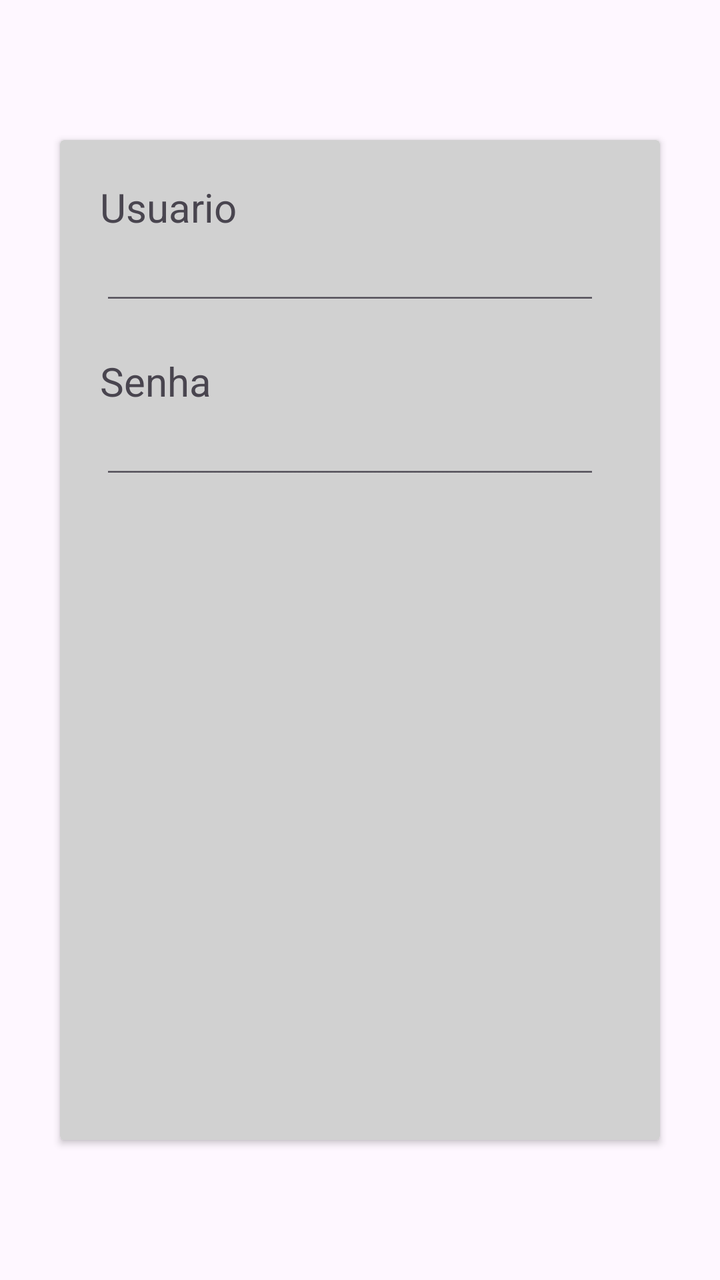
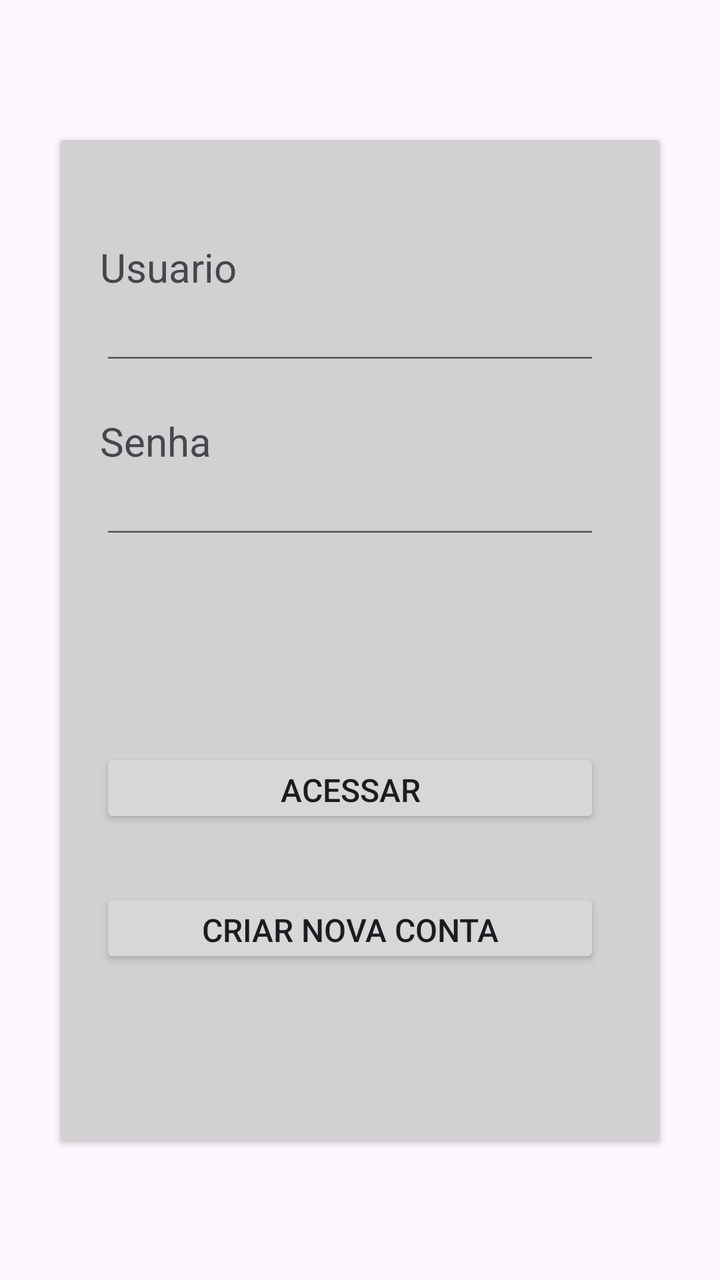

Before-and-after screenshots of an Android layout around one commit, followed by the original layout XML and the change that was made.
<!-- AndroidManifest.xml: application theme Theme.MyApp -->
<!-- res/layout/activity_main.xml -->
<?xml version="1.0" encoding="utf-8"?>
<RelativeLayout xmlns:android="http://schemas.android.com/apk/res/android"
    xmlns:app="http://schemas.android.com/apk/res-auto"
    xmlns:tools="http://schemas.android.com/tools"
    android:id="@+id/main"
    android:layout_width="match_parent"
    android:layout_height="match_parent"
    tools:context=".MainActivity">

    <androidx.cardview.widget.CardView
        android:id="@+id/Pai"
        android:layout_centerInParent="true"
        android:layout_width="300dp"
        android:layout_height="500dp"
        app:cardBackgroundColor="#d1d1d1">

        <RelativeLayout
            android:layout_width="wrap_content"
            android:layout_height="wrap_content">


        <TextView
            android:id="@+id/text1"
            android:layout_margin="20dp"
            android:layout_width="wrap_content"
            android:layout_height="wrap_content"
            android:text="Usuario"
            android:textSize="20dp"/>

        <com.google.android.material.textfield.TextInputEditText
            android:id="@+id/input1"
            android:layout_below="@id/text1"
            android:layout_width="250dp"
            android:layout_height="20dp"
            android:layout_marginLeft="20dp"/>


         <TextView
                android:id="@+id/text2"
             android:layout_below="@id/input1"
                android:layout_margin="20dp"
                android:layout_width="wrap_content"
                android:layout_height="wrap_content"
                android:text="Senha"
                android:textSize="20dp"/>

        <com.google.android.material.textfield.TextInputEditText
                android:id="@+id/input2"
                android:layout_below="@id/text2"
                android:layout_width="250dp"
                android:layout_height="20dp"
                android:layout_marginLeft="20dp"/>





        </RelativeLayout>
    </androidx.cardview.widget.CardView>

</RelativeLayout>
<!-- resources referenced by this layout -->
<resources>
  <style name="Theme.MyApp" parent="Base.Theme.MyApp" />
  <style name="Base.Theme.MyApp" parent="Theme.Material3.DayNight.NoActionBar">
          
          
      </style>
</resources>

<!-- the commit's change to res/layout/activity_main.xml (unified diff, before → after) -->
@@ -19,9 +19,11 @@
             android:layout_height="wrap_content">
 
 
+        
         <TextView
             android:id="@+id/text1"
-            android:layout_margin="20dp"
+            android:layout_marginTop="50dp"
+            android:layout_marginLeft="20dp"
             android:layout_width="wrap_content"
             android:layout_height="wrap_content"
             android:text="Usuario"
@@ -32,9 +34,14 @@
             android:layout_below="@id/text1"
             android:layout_width="250dp"
             android:layout_height="20dp"
-            android:layout_marginLeft="20dp"/>
+            android:layout_marginLeft="20dp"
+            android:layout_marginTop="20dp"/>
+        
 
 
+
+
+        
          <TextView
                 android:id="@+id/text2"
              android:layout_below="@id/input1"
@@ -50,8 +57,37 @@
                 android:layout_width="250dp"
                 android:layout_height="20dp"
                 android:layout_marginLeft="20dp"/>
+            
 
 
+
+
+            
+            <Button
+                android:id="@+id/botao1"
+                android:layout_below="@id/input2"
+                android:layout_width="250dp"
+                android:layout_height="40dp"
+                android:text="Acessar"
+                android:textSize="16dp"
+                android:layout_marginTop="100dp"
+                android:layout_marginLeft="20dp"/>
+            
+
+
+
+
+            
+            <Button
+                android:id="@+id/botao2"
+                android:layout_below="@id/botao1"
+                android:layout_width="250dp"
+                android:layout_height="40dp"
+                android:text="Criar nova conta"
+                android:textSize="16dp"
+                android:layout_marginTop="30dp"
+                android:layout_marginLeft="20dp"/>
+            
 
 
 
